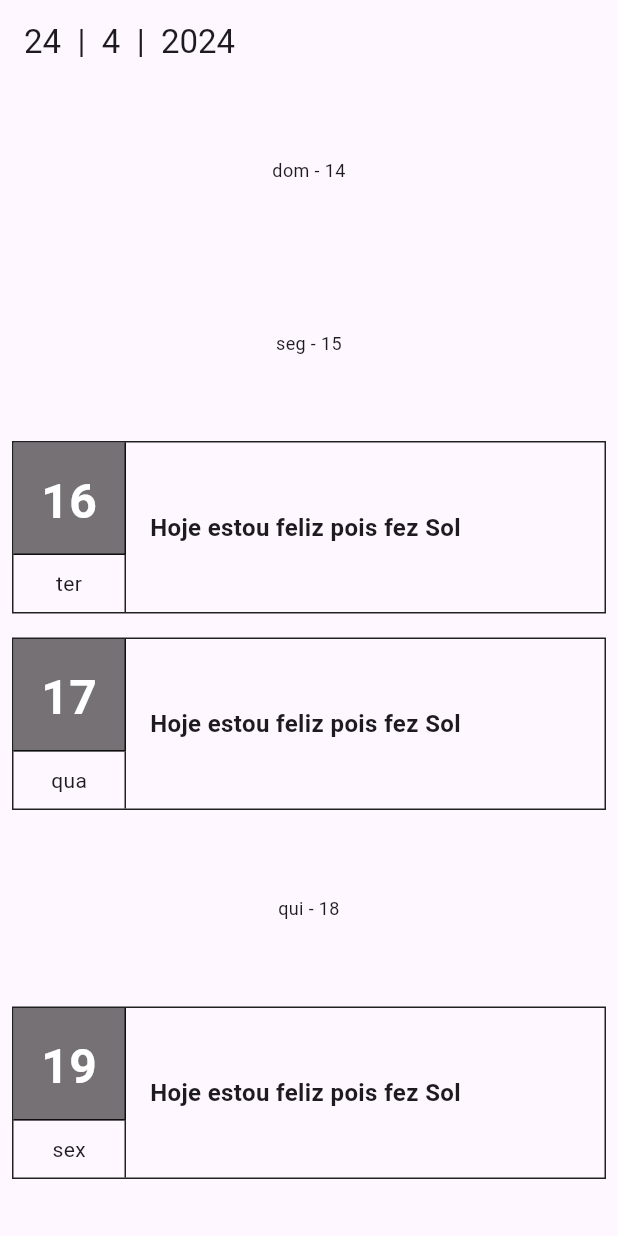
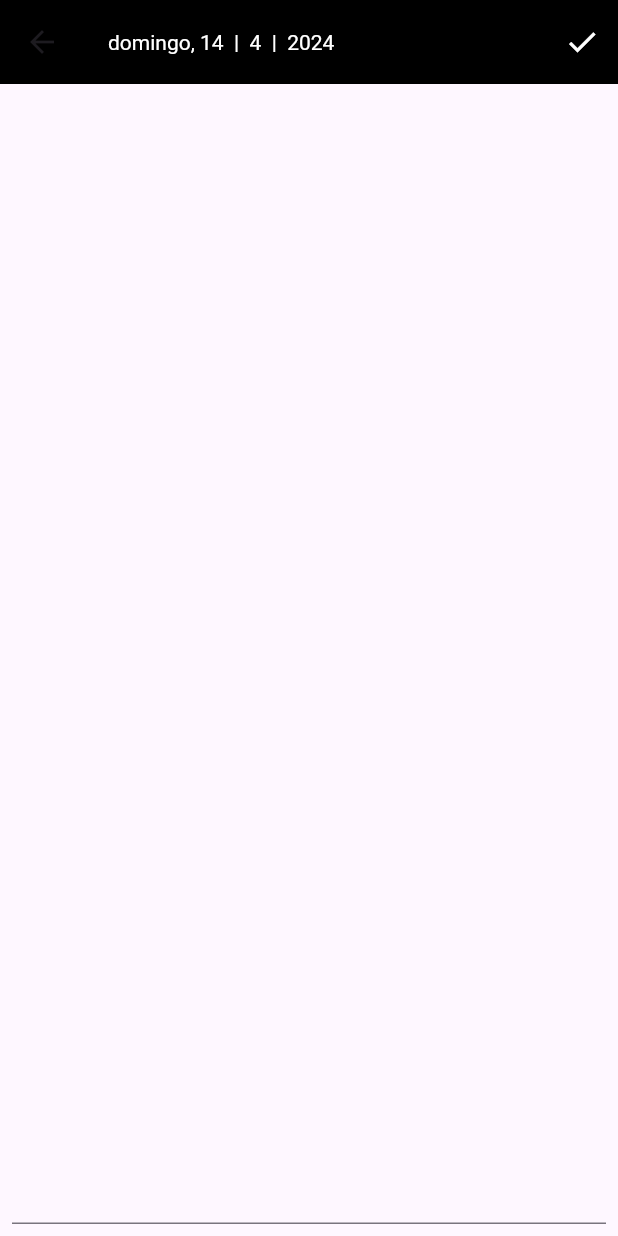
Before and after one commit to silva-luiz/flutter-exercises, a Flutter app: the screen it shows after launch, after a tap on an icon or button, on a phone screen of 412 x 824 dp. Run offline on Flutter 3.47's test engine with Material 3 defaults, Android fonts, the light colour scheme and no system bars; our stand-ins replace google_fonts, logger, sqflite; missing offline and left inert: http_interceptor; accounts and stored records are empty; statements that could not run were skipped.

Commit message:
some changes: create journal screen started, async examples added, http interceptor added, service changed and http post working now

```diff
--- a/diary/lib/helpers/phrases.dart
+++ b/diary/lib/helpers/phrases.dart
@@ -3,12 +3,12 @@ import 'dart:math';
 /// Cria uma frase aleatória
 String getRandomPhrase() {
   List<String> phrases = [
-    "Hoje estou feliz pois fez Sol",
-    "Não estou tão bem, choveu",
-    "Hoje estudei bastante Flutter!",
-    "Respondi a dúvida de uma pessoa no Fórum da Alura, que legal!",
-    "Entrei na comunidade da Alura no Discord!",
-    "Hoje conversei com uma pessoa que também está estudando Flutter!"
+    "Hoje estou triste, pois caí de Elo",
+    "Não estou tão bem, tomei restrição de chat",
+    "Hoje estudei bastante controle de Wave!",
+    "Dei TrashTalk no chat hoje, que legal!",
+    "Hoje consegui sair do Prata, finalmente!",
+    "Hoje carreguei meu time jogando de Shaco AP! Uau!"
   ];
 
   Random rng = Random();
--- a/diary/lib/main.dart
+++ b/diary/lib/main.dart
@@ -1,8 +1,18 @@
 import 'package:flutter/material.dart';
+import 'package:flutter_webapi_first_course/helpers/async_study.dart';
+import 'package:flutter_webapi_first_course/models/journal.dart';
+import 'package:flutter_webapi_first_course/screens/add_journal_screen/add_journal_screen.dart';
+import 'package:flutter_webapi_first_course/services/journal_service.dart';
+import 'package:google_fonts/google_fonts.dart';
 import 'screens/home_screen/home_screen.dart';
 
 void main() {
   runApp(const MyApp());
+
+  JournalService service = JournalService();
+  service.register(Journal.empty());
+  //asyncStudy(); // apagar depois
+  // service.get();
 }
 
 class MyApp extends StatelessWidget {
@@ -12,12 +22,37 @@ class MyApp extends StatelessWidget {
     return MaterialApp(
       title: 'Simple Journal',
       debugShowCheckedModeBanner: false,
+      theme: ThemeData(
+        primarySwatch: Colors.grey,
+        appBarTheme: const AppBarTheme(
+          elevation: 0,
+          backgroundColor: Colors.black,
+          titleTextStyle: TextStyle(
+            color: Colors.white,
+          ),
+          actionsIconTheme: IconThemeData(color: Colors.white),
+        ),
+        textTheme: GoogleFonts.bitterTextTheme(),
+        iconTheme: const IconThemeData(
+          color: Colors.white,
+        ),
+      ),
       darkTheme: ThemeData.dark(),
       themeMode: ThemeMode.light,
       initialRoute: "home",
       routes: {
         "home": (context) => const HomeScreen(),
       },
+      onGenerateRoute: (settings) {
+        if (settings.name == 'add-journal') {
+          final Journal journal = settings.arguments as Journal;
+          return MaterialPageRoute(
+            builder: (context) {
+              return AddJournalScreen(journal: journal);
+            },
+          );
+        }
+      },
     );
   }
 }
--- a/diary/lib/models/journal.dart
+++ b/diary/lib/models/journal.dart
@@ -1,3 +1,5 @@
+import 'package:uuid/uuid.dart';
+
 class Journal {
   String id;
   String content;
@@ -11,6 +13,21 @@ class Journal {
     required this.updatedAt,
   });
 
+  Journal.empty()
+      : id = const Uuid().v1(),
+        content = "",
+        createdAt = DateTime.now(),
+        updatedAt = DateTime.now();
+
+  Map<String, dynamic> toMap() {
+    return {
+      "id": id,
+      "content": content,
+      "created_at": createdAt.toString(),
+      "updated_at": updatedAt.toString(),
+    };
+  }
+
   @override
   String toString() {
     return "$content \ncreated_at: $createdAt\nupdated_at:$updatedAt";
--- /dev/null
+++ b/diary/lib/screens/add_journal_screen/add_journal_screen.dart
@@ -0,0 +1,34 @@
+import 'package:flutter/material.dart';
+import 'package:flutter_webapi_first_course/helpers/weekday.dart';
+import 'package:flutter_webapi_first_course/models/journal.dart';
+
+class AddJournalScreen extends StatelessWidget {
+  final Journal journal;
+  const AddJournalScreen({super.key, required this.journal});
+
+  @override
+  Widget build(BuildContext context) {
+    return Scaffold(
+      appBar: AppBar(
+        title: Text(
+            "${WeekDay(journal.createdAt.weekday).long.toLowerCase()}, ${journal.createdAt.day}  |  ${journal.createdAt.month}  |  ${journal.createdAt.year}"),
+        actions: [
+          IconButton(
+            onPressed: () {},
+            icon: const Icon(Icons.check),
+          ),
+        ],
+      ),
+      body: const Padding(
+        padding: EdgeInsets.all(8.0),
+        child: TextField(
+          keyboardType: TextInputType.multiline,
+          style: TextStyle(fontSize: 24),
+          expands: true,
+          minLines: null,
+          maxLines: null,
+        ),
+      ),
+    );
+  }
+}
--- a/diary/lib/screens/home_screen/widgets/journal_card.dart
+++ b/diary/lib/screens/home_screen/widgets/journal_card.dart
@@ -1,6 +1,7 @@
 import 'package:flutter/material.dart';
 import 'package:flutter_webapi_first_course/helpers/weekday.dart';
 import 'package:flutter_webapi_first_course/models/journal.dart';
+import 'package:uuid/uuid.dart';
 
 class JournalCard extends StatelessWidget {
   final Journal? journal;
@@ -79,7 +80,9 @@ class JournalCard extends StatelessWidget {
       );
     } else {
       return InkWell(
-        onTap: () {},
+        onTap: () {
+          callAddJournalScreen(context);
+        },
         child: Container(
           height: 115,
           alignment: Alignment.center,
@@ -92,4 +95,8 @@ class JournalCard extends StatelessWidget {
       );
     }
   }
+
+  callAddJournalScreen(BuildContext context) {
+    Navigator.pushNamed(context, 'add-journal', arguments: Journal(id: const Uuid().v1(), content: "", createdAt: showedDate, updatedAt: showedDate));
+  }
 }
--- a/diary/pubspec.yaml
+++ b/diary/pubspec.yaml
@@ -14,6 +14,10 @@ dependencies:
 
   cupertino_icons: ^1.0.2
   uuid: ^3.0.6
+  google_fonts: ^4.0.4
+  http: ^0.13.5
+  http_interceptor: ^1.0.2
+  logger: ^2.2.0
 
 dev_dependencies:
   flutter_test:
```
Also changed, not shown: diary/lib/helpers/async_study.dart (added, +59 -0 lines), diary/lib/services/http_interceptors.dart (added, +27 -0 lines), diary/lib/services/journal_service.dart (added, +41 -0 lines), diary/pubspec.lock, 3 other files.
